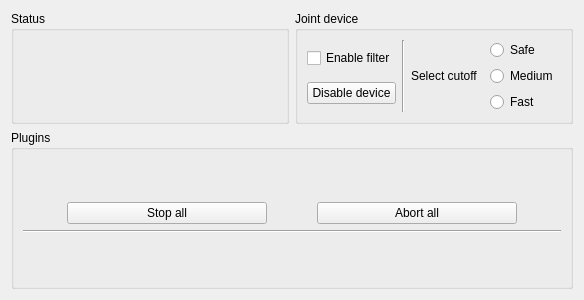
The window that src/joint_state_gui/xbot2.ui (ADVRHumanoids/robot_monitoring) describes before a commit, drawn with Qt 5.
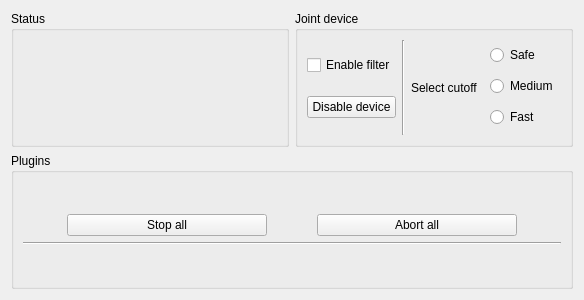
The same window after the commit.

Patch:
```diff
--- a/src/joint_state_gui/xbot2.ui
+++ b/src/joint_state_gui/xbot2.ui
@@ -13,7 +13,7 @@
   <property name="windowTitle">
    <string>Form</string>
   </property>
-  <layout class="QVBoxLayout" name="verticalLayout" stretch="0,1">
+  <layout class="QVBoxLayout" name="verticalLayout" stretch="0,0">
    <item>
     <layout class="QHBoxLayout" name="topLayout">
      <item>
@@ -98,6 +98,8 @@
     </layout>
    </item>
    <item>
+    <layout class="QHBoxLayout" name="btmRowLayout" stretch="1">
+     <item>
     <widget class="QGroupBox" name="groupBox">
      <property name="title">
       <string>Plugins</string>
@@ -158,6 +160,8 @@
       </item>
      </layout>
     </widget>
+     </item>
+    </layout>
    </item>
   </layout>
  </widget>
```
Lines whose indentation alone changed are shown as unchanged.
